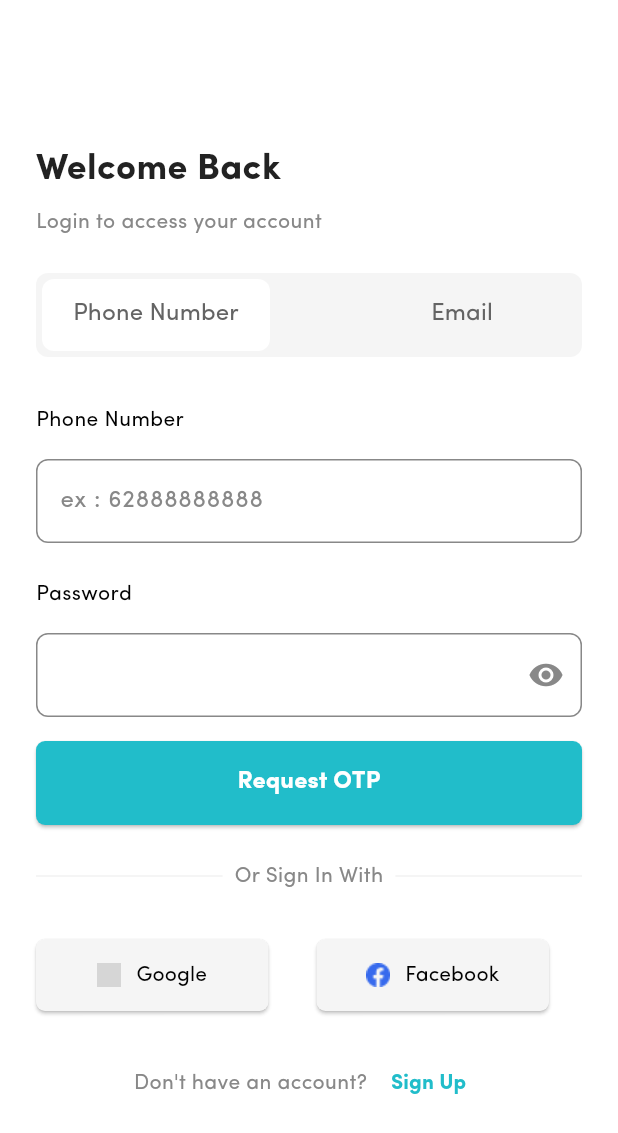
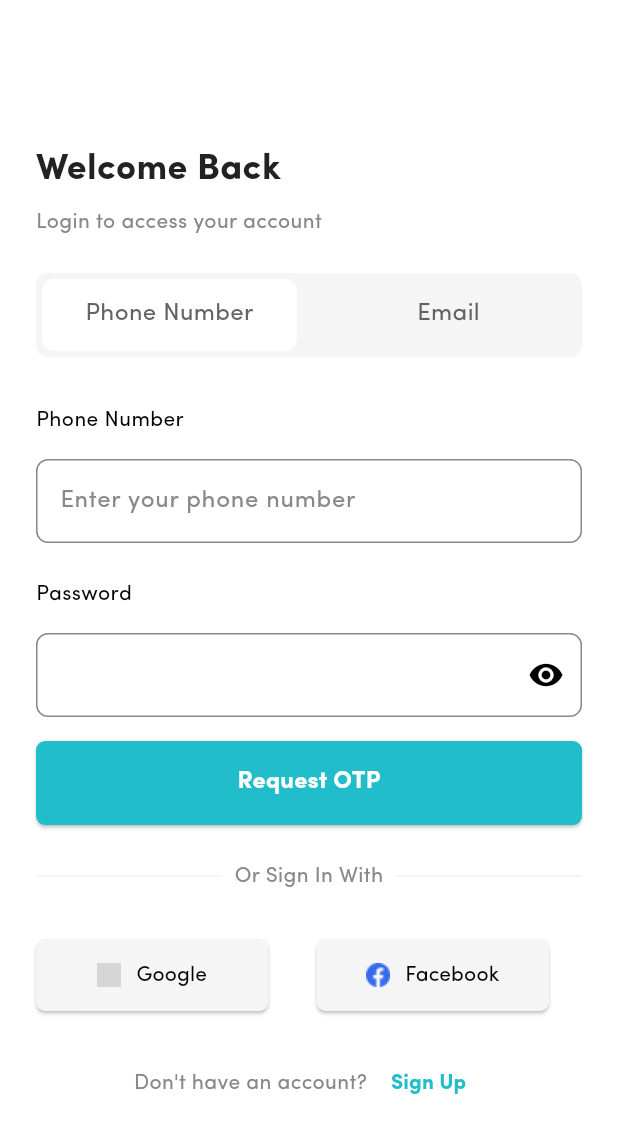
Before and after one commit to Parikesittt/mpro_ppkd, a Flutter app: the screen it shows after launch, on a phone screen of 412 x 824 dp. Shown: the top 1133 px of the screen. Run offline on Flutter 3.47's test engine with Material 3 defaults, Android fonts, the phone set to English and light mode, and no system bars; grey boxes are pictures that could not be loaded.

Commit message:
done tugas 6

```diff
--- /dev/null
+++ b/lib/tugasUI/components/custom_text_field.dart
@@ -0,0 +1,45 @@
+import 'package:flutter/material.dart';
+
+class CustomTextField extends StatefulWidget {
+  const CustomTextField({super.key, this.hint = '', this.isPassword = false});
+
+  final String hint;
+  final bool isPassword;
+
+  @override
+  State<CustomTextField> createState() => _CustomTextFieldState();
+}
+
+class _CustomTextFieldState extends State<CustomTextField> {
+  bool _obscureText = true;
+  @override
+  Widget build(BuildContext context) {
+    return TextFormField(
+      obscureText: widget.isPassword ? _obscureText : false,
+      decoration: InputDecoration(
+        hintText: widget.hint,
+        hintStyle: TextStyle(color: Color(0xff888888)),
+        enabledBorder: OutlineInputBorder(
+          borderRadius: BorderRadius.circular(8),
+          borderSide: BorderSide(color: Color(0xff888888)),
+        ),
+        focusedBorder: OutlineInputBorder(
+          borderRadius: BorderRadius.circular(8),
+          borderSide: BorderSide(color: Colors.black),
+        ),
+        suffixIcon: widget.isPassword
+            ? IconButton(
+                icon: Icon(
+                  _obscureText ? Icons.visibility : Icons.visibility_off,
+                ),
+                onPressed: () {
+                  setState(() {
+                    _obscureText = !_obscureText;
+                  });
+                },
+              )
+            : null,
+      ),
+    );
+  }
+}
--- a/lib/tugasUI/login_page.dart
+++ b/lib/tugasUI/login_page.dart
@@ -1,4 +1,5 @@
 import 'package:belajar_ppkd/tugasUI/components/button.dart';
+import 'package:belajar_ppkd/tugasUI/components/custom_text_field.dart';
 import 'package:belajar_ppkd/tugasUI/components/ext_login_button.dart';
 import 'package:belajar_ppkd/tugasUI/components/input_text.dart';
 import 'package:flutter/material.dart';
@@ -12,11 +13,14 @@ class LoginPage extends StatefulWidget {
 }
 
 class _LoginPageState extends State<LoginPage> {
-  bool isPhone = true;
+  List<bool> _isSelected = [true, false];
+  int _selectedIndex = 0;
   @override
   Widget build(BuildContext context) {
     return Scaffold(
-      body: Container(
+      body: SingleChildScrollView(
+        physics: ScrollPhysics(),
+        child: Container(
           decoration: BoxDecoration(),
           margin: EdgeInsets.only(top: 72),
           padding: EdgeInsets.all(24),
@@ -38,6 +42,23 @@ class _LoginPageState extends State<LoginPage> {
                 style: TextStyle(color: Color(0xff888888)),
               ),
               SizedBox(height: 24),
+              // Center(
+              //   child: ToggleButtons(
+              //     borderRadius: BorderRadius.circular(8),
+              //     constraints: BoxConstraints(minHeight: 40, minWidth: 140),
+              //     isSelected: _isSelected,
+              //     onPressed: (index) {
+              //     setState(() {
+              //       for (int i = 0; i < _isSelected.length; i++) {
+              //         _isSelected[i] = i == index;
+              //       }
+              //       _selectedIndex = index;
+              //     });
+              //   }, children: [
+              //     Text("Phone Number"),
+              //     Text("Email"),
+              //   ]),
+              // ),
               Container(
                 //Switch Phone Number, Email
                 height: 56,
@@ -48,16 +69,17 @@ class _LoginPageState extends State<LoginPage> {
                 ),
                 child: Row(
                   children: [
-                  Container(
+                    Expanded(
+                      child: Container(
                         margin: EdgeInsets.only(left: 4, top: 4, bottom: 4),
                         width: 152,
                         alignment: Alignment.center,
                         decoration: BoxDecoration(
-                      color: isPhone ? Colors.white : Color(0xfff5f5f5),
+                          color: _selectedIndex == 0 ? Colors.white : Color(0xfff5f5f5),
                           borderRadius: BorderRadius.circular(8),
                         ),
-                    child: TextButton(
-                      onPressed: () {},
+                        child: GestureDetector(
+                          onTap: () {_selectedIndex = 0; setState(() {});},
                           child: Text(
                             "Phone Number",
                             style: TextStyle(
@@ -67,17 +89,20 @@ class _LoginPageState extends State<LoginPage> {
                           ),
                         ),
                       ),
-                  Spacer(),
-                  Container(
+                    ),
+                    SizedBox(width:16),
+                    // Spacer(),
+                    Expanded(
+                      child: Container(
                         margin: EdgeInsets.only(right: 4, top: 4, bottom: 4),
                         alignment: Alignment.center,
                         width: 152,
                         decoration: BoxDecoration(
-                      color: isPhone ? Color(0xfff5f5f5) : Colors.white,
+                          color: _selectedIndex == 0 ? Color(0xfff5f5f5) : Colors.white,
                           borderRadius: BorderRadius.circular(8),
                         ),
-                    child: TextButton(
-                      onPressed: () {},
+                        child: GestureDetector(
+                          onTap: () {_selectedIndex = 1; setState(() {});},
                           child: Text(
                             "Email",
                             style: TextStyle(
@@ -87,19 +112,32 @@ class _LoginPageState extends State<LoginPage> {
                           ),
                         ),
                       ),
+                    ),
                   ],
                 ),
               ),
               SizedBox(height: 32),
+              if(_selectedIndex == 0) ...[
                 Column(
                   mainAxisAlignment: MainAxisAlignment.start,
                   crossAxisAlignment: CrossAxisAlignment.start,
                   children: [
-                Text("Phone Number"),
+                    Text('Phone Number'),
                     SizedBox(height: 16),
-                InputTextWidget(hintText: 'ex : 62888888888'),
+                    CustomTextField(hint: 'Enter your phone number'),
                   ],
                 ),
+              ] else ...[
+                Column(
+                  mainAxisAlignment: MainAxisAlignment.start,
+                  crossAxisAlignment: CrossAxisAlignment.start,
+                  children: [
+                    Text('Email'),
+                    SizedBox(height: 16),
+                    CustomTextField(hint: 'Enter your email'),
+                  ],
+                ),
+              ],
               SizedBox(height: 24),
               Column(
                 mainAxisAlignment: MainAxisAlignment.start,
@@ -107,23 +145,7 @@ class _LoginPageState extends State<LoginPage> {
                 children: [
                   Text('Password'),
                   SizedBox(height: 16),
-                TextField(
-                  decoration: InputDecoration(
-                    enabledBorder: OutlineInputBorder(
-                      borderRadius: BorderRadius.circular(8),
-                      borderSide: BorderSide(color: Color(0xff888888)),
-                    ),
-                    focusedBorder: OutlineInputBorder(
-                      borderRadius: BorderRadius.circular(8),
-                      borderSide: BorderSide(color: Color(0xff888888)),
-                    ),
-                    // icon: Icon(Icons.remove_red_eye),
-                    suffixIcon: Icon(
-                      Icons.remove_red_eye,
-                      color: Color(0xff888888),
-                    ),
-                  ),
-                ),
+                  CustomTextField(isPassword: true),
                 ],
               ),
               SizedBox(height: 16),
@@ -190,6 +212,7 @@ class _LoginPageState extends State<LoginPage> {
             ],
           ),
         ),
+      ),
     );
   }
 }
```
Lines whose indentation alone changed are shown as unchanged.
